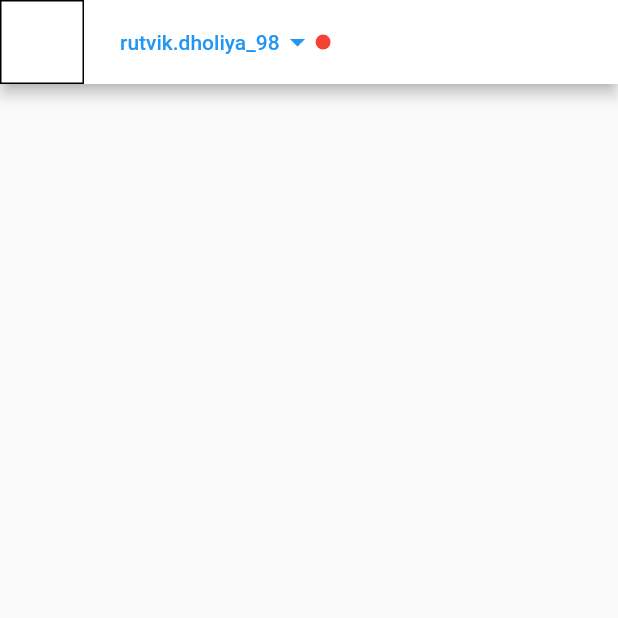
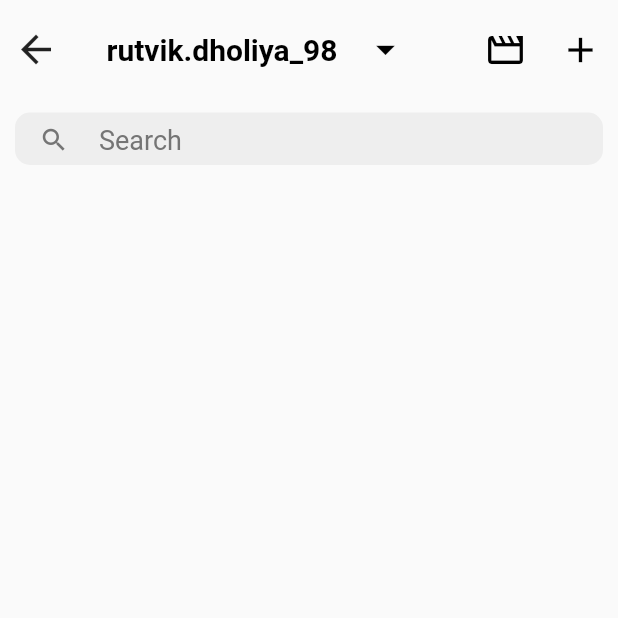
Before and after one commit to rutvik-dholiya/flutter_training_projects, a Flutter app: the ChatPage screen opened directly, on a phone screen of 412 x 824 dp, the top half of it. Run offline on Flutter 3.47's test engine with Material 2 defaults, Android fonts, the phone set to English and light mode, and no system bars; network calls fail.

Commit message:
Update 30 May

```diff
--- a/lib/screens/ChatPage.dart
+++ /dev/null
@@ -1,29 +0,0 @@
-import 'package:flutter/cupertino.dart';
-import 'package:flutter/material.dart';
-
-Widget ChatPage() => Scaffold(
-      appBar: AppBar(
-        title: TextButton(
-            child: Row(
-              children: [
-                Text("rutvik.dholiya_98"),
-                Icon(Icons.arrow_drop_down),
-                Container(
-                  width: 10,
-                  height: 10,
-                  decoration:
-                      BoxDecoration(shape: BoxShape.circle, color: Colors.red),
-                ),
-              ],
-            ),
-            onPressed: () {}),
-        backgroundColor: Colors.white,
-        leading: Container(
-          decoration: BoxDecoration(
-            border: Border.all(
-              color: Colors.black,
-            ),
-          ),
-        ),
-      ),
-    );
--- /dev/null
+++ b/lib/screens/chat_page.dart
@@ -0,0 +1,129 @@
+import 'package:flutter/cupertino.dart';
+import 'package:flutter/material.dart';
+import 'package:flutter/painting.dart';
+
+class ChatPage extends StatelessWidget {
+  const ChatPage({Key? key}) : super(key: key);
+
+  @override
+  Widget build(BuildContext context) {
+    return Scaffold(
+      body: SafeArea(
+        child: Column(
+          children: [
+            Padding(
+              padding: EdgeInsets.only(top: 8, bottom: 7),
+              child: Row(
+                children: [
+                  IconButton(
+                    icon: Icon(
+                      Icons.arrow_back,
+                      size: 30,
+                    ),
+                    onPressed: () {
+                      Navigator.pop(context);
+                    },
+                  ),
+                  Expanded(
+                    child: Row(
+                      children: [
+                        Container(
+                          padding: EdgeInsets.only(left: 15, right: 0),
+                          child: TextButton(
+                            child: Text(
+                              "rutvik.dholiya_98",
+                              style: TextStyle(
+                                color: Colors.black,
+                                fontSize: 20,
+                                fontWeight: FontWeight.w700,
+                              ),
+                            ),
+                            onPressed: () {},
+                          ),
+                        ),
+                        IconButton(
+                          onPressed: () {},
+                          icon: Icon(
+                            Icons.arrow_drop_down,
+                            color: Colors.black,
+                            size: 30,
+                          ),
+                        ),
+                      ],
+                    ),
+                  ),
+                  Container(
+                    height: 50,
+                    width: 50,
+                    child: Center(
+                      child: IconButton(
+                        onPressed: () {},
+                        icon: Icon(
+                          Icons.movie_outlined,
+                          color: Colors.black,
+                          size: 28,
+                        ),
+                      ),
+                    ),
+                  ),
+                  Container(
+                    height: 50,
+                    width: 50,
+                    child: Center(
+                      child: IconButton(
+                        onPressed: () {},
+                        icon: Icon(
+                          Icons.add,
+                          color: Colors.black,
+                          size: 28,
+                        ),
+                      ),
+                    ),
+                  )
+                ],
+              ),
+            ),
+            Container(
+              margin: EdgeInsets.all(10),
+              height: 35,
+              decoration: BoxDecoration(
+                color: Colors.grey[200],
+                borderRadius: BorderRadius.circular(10),
+              ),
+              child: TextButton(
+                onPressed: () {},
+                child: Row(
+                  children: [
+                    Center(
+                      child: Padding(
+                        padding: EdgeInsets.only(left: 8.0),
+                        child: Icon(
+                          Icons.search,
+                          color: Colors.grey[600],
+                          size: 20,
+                        ),
+                      ),
+                    ),
+                    Center(
+                      child: Padding(
+                        padding: const EdgeInsets.only(left: 20),
+                        child: Text(
+                          "Search",
+                          style: TextStyle(
+                            color: Colors.grey[600],
+                            fontSize: 18,
+                            fontWeight: FontWeight.w400,
+                          ),
+                        ),
+                      ),
+                    ),
+                  ],
+                ),
+              ),
+            ),
+          ],
+        ),
+      ),
+    );
+  }
+}
--- a/lib/screens/home_screen.dart
+++ b/lib/screens/home_screen.dart
@@ -1,7 +1,9 @@
+import 'dart:ui';
+
 import 'package:flutter/material.dart';
 import 'package:flutter/services.dart';
+import 'package:instagram/screens/chat_page.dart';
 import 'package:instagram/utils/util_helper.dart';
-import 'ChatPage.dart';
 
 class Home extends StatelessWidget {
   const Home({Key? key}) : super(key: key);
@@ -9,7 +11,10 @@ class Home extends StatelessWidget {
   Widget build(BuildContext context) {
     return Scaffold(
       appBar: AppBar(
-        systemOverlayStyle: SystemUiOverlayStyle(statusBarColor: Colors.white),
+        systemOverlayStyle: SystemUiOverlayStyle(
+          statusBarColor: Colors.white,
+          statusBarIconBrightness: Brightness.dark,
+        ),
         toolbarHeight: 60,
         elevation: 0,
         backgroundColor: Colors.white,
```
